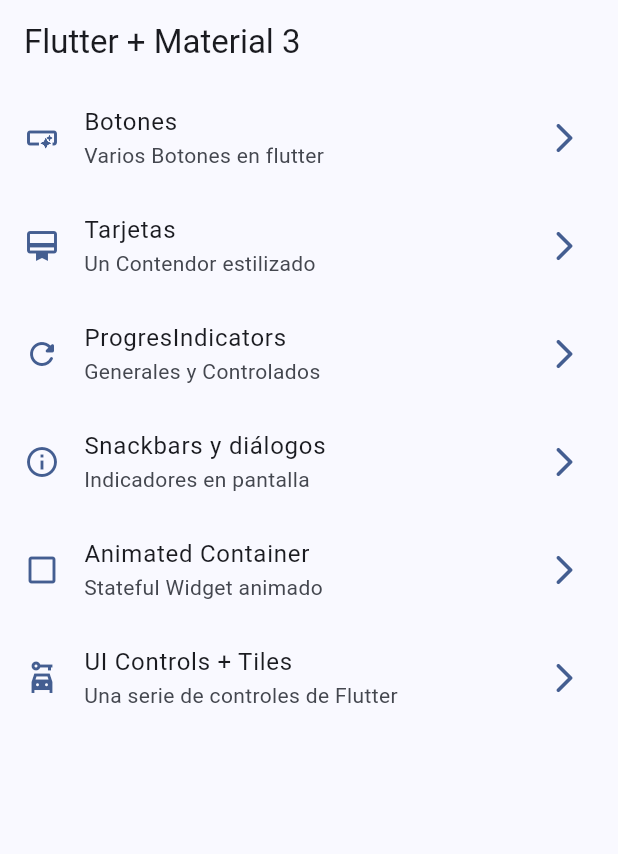
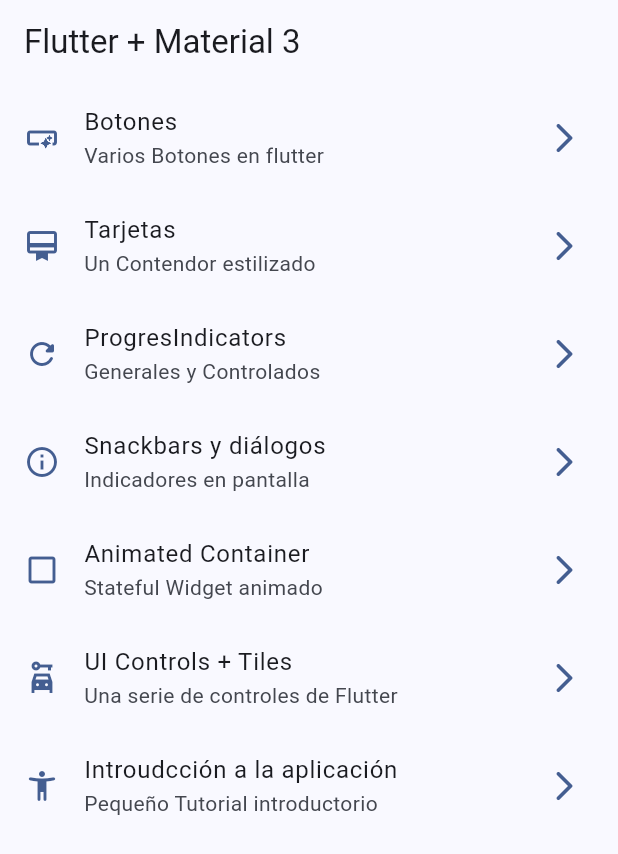
Before and after one commit to juandpt03/widgets_app, a Flutter app: the screen it shows after launch, on a phone screen of 412 x 824 dp. Shown: the top 854 px of the screen. Run offline on Flutter 3.47's test engine with Material 2 defaults, Android fonts, the phone set to English and light mode, and no system bars; our stand-ins replace go_router.

Commit message:
tutorial menu impl

```diff
--- a/lib/config/menu/menu_items.dart
+++ b/lib/config/menu/menu_items.dart
@@ -45,4 +45,9 @@ const List<MenuItem> appMenuItems = [
       subTitle: 'Una serie de controles de Flutter',
       link: '/ui_controls',
       icon: Icons.car_rental_sharp),
+  MenuItem(
+      title: 'Introudcción a la aplicación',
+      subTitle: 'Pequeño Tutorial introductorio',
+      link: '/tutorial',
+      icon: Icons.accessibility_new_rounded),
 ];
--- a/lib/config/router/app_router.dart
+++ b/lib/config/router/app_router.dart
@@ -47,6 +47,12 @@ final GoRouter appRouter = GoRouter(
           builder: (BuildContext context, GoRouterState state) =>
               const UiControlsScreen(),
         ),
+        GoRoute(
+          name: AppTutorialScreen.route,
+          path: 'tutorial',
+          builder: (BuildContext context, GoRouterState state) =>
+              const AppTutorialScreen(),
+        ),
       ],
     ),
   ],
```
